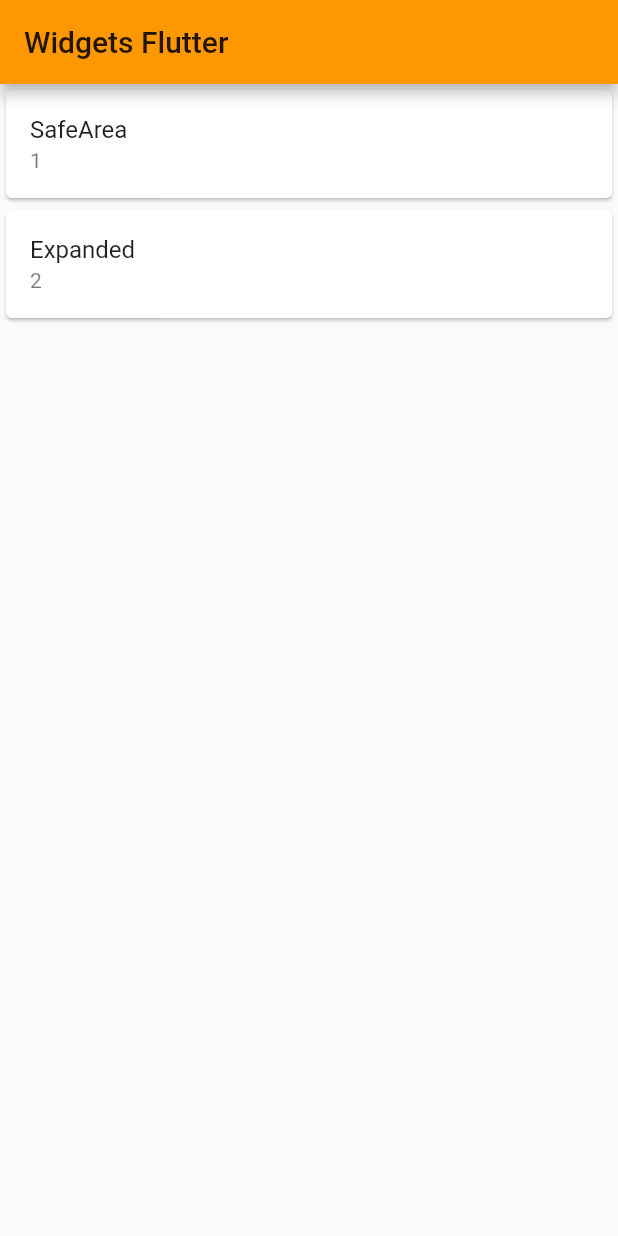
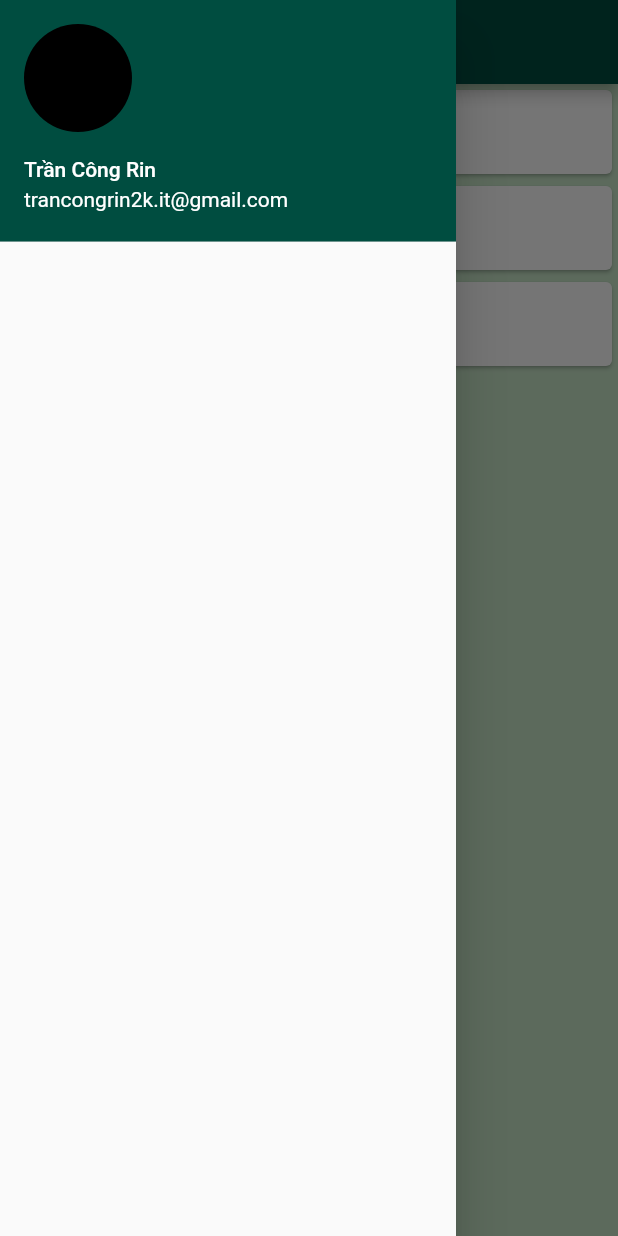
Before and after one commit to tcrin/widgets_flutter_app, a Flutter app: the screen it shows after launch, with the side drawer open (before the commit the screen has no drawer), on a phone screen of 412 x 824 dp. Run offline on Flutter 3.47's test engine with Material 2 defaults, Android fonts, the phone set to English and light mode, and no system bars; missing offline and left inert: dart:html.

Commit message:
Update and add WrapWidget, profile

```diff
--- a/lib/main.dart
+++ b/lib/main.dart
@@ -10,7 +10,7 @@ class MyApp extends StatelessWidget {
   Widget build(BuildContext context) {
     return MaterialApp(
       theme: ThemeData(
-        primarySwatch: Colors.orange,
+        primarySwatch: Colors.teal,
       ),
       home: WidgetListScreen(),
     );
--- a/lib/middle/controller.dart
+++ b/lib/middle/controller.dart
@@ -11,7 +11,11 @@ class Controller extends StatelessWidget {
   Widget build(BuildContext context) {
     return Scaffold(
       appBar: AppBar(
+          backgroundColor: Colors.teal[900],
         title: Text(widgets.name),
+      ),
+      drawer: Drawer(
+        child: widgets.profile,
       ),
       body: Container(
         child: widgets.route,
--- a/lib/model/widgets.dart
+++ b/lib/model/widgets.dart
@@ -1,16 +1,26 @@
-import 'package:flutter/material.dart';
-import 'package:widgets_flutter_app/screens/explaned_widget.dart';
-import 'package:widgets_flutter_app/screens/safearea_widget.dart';
+import 'package:widgets_flutter_app/screens/widgets/explaned_widget.dart';
+import 'package:widgets_flutter_app/screens/profile_screen.dart';
+import 'package:widgets_flutter_app/screens/widgets/safearea_widget.dart';
+import 'package:widgets_flutter_app/screens/widgets/wrap_widget.dart';
 
 class Widgets {
   final String id;
   final String name;
   final dynamic route;
+  final dynamic profile;
 
-  Widgets({required this.id, required this.name, required this.route});
+  Widgets(
+      {required this.id,
+      required this.name,
+      required this.route,
+      required this.profile});
 }
 
 List<Widgets> widgetsList = [
-  Widgets(id: '1', name: 'SafeArea', route: SafeAreaWidget()),
-  Widgets(id: '2', name: 'Expanded', route: ExplanedWidget()),
+  Widgets(
+      id: '1', name: 'SafeArea', route: SafeAreaWidget(), profile: Profile()),
+  Widgets(
+      id: '2', name: 'Expanded', route: ExplanedWidget(), profile: Profile()),
+  Widgets(
+      id: '3', name: 'Wrap', route: WrapWidget(), profile: Profile()),
 ];
--- /dev/null
+++ b/lib/screens/profile_screen.dart
@@ -0,0 +1,24 @@
+import 'dart:html';
+
+import 'package:flutter/cupertino.dart';
+import 'package:flutter/material.dart';
+
+class Profile extends StatelessWidget {
+  const Profile({Key? key}) : super(key: key);
+
+  @override
+  Widget build(BuildContext context) {
+    return ListView(
+      padding: EdgeInsets.zero,
+      children: [
+        UserAccountsDrawerHeader(
+          decoration: BoxDecoration(
+            color: Colors.teal[900],
+          ),
+          currentAccountPicture: CircleAvatar(backgroundColor: Colors.black,),
+            accountName: Text('Trần Công Rin'),
+            accountEmail: Text('trancongrin2k.it@gmail.com')),
+      ],
+    );
+  }
+}
--- a/lib/screens/widget_list_screen.dart
+++ b/lib/screens/widget_list_screen.dart
@@ -1,6 +1,7 @@
 import 'package:flutter/material.dart';
 import 'package:widgets_flutter_app/middle/controller.dart';
 import 'package:widgets_flutter_app/model/widgets.dart';
+import 'package:widgets_flutter_app/screens/profile_screen.dart';
 
 class WidgetListScreen extends StatelessWidget {
   const WidgetListScreen({Key? key}) : super(key: key);
@@ -9,16 +10,24 @@ class WidgetListScreen extends StatelessWidget {
   Widget build(BuildContext context) {
     return Scaffold(
       appBar: AppBar(
+        backgroundColor: Colors.teal[900],
         title: Text('Widgets Flutter'),
       ),
-      body: ListView.builder(
+      drawer: Drawer(
+        child: Profile(),
+      ),
+      body: Container(
+        decoration: BoxDecoration(
+          color: Colors.green[100],
+        ),
+        child: ListView.builder(
           itemCount: widgetsList.length,
           itemBuilder: (context, index) {
             Widgets widgets = widgetsList[index];
-          return Card(
+            return Container(
+              child: Card(
                 child: ListTile(
                   title: Text(widgets.name),
-              subtitle: Text(widgets.id),
                   onTap: () {
                     Navigator.push(context, MaterialPageRoute(
                       builder: (context) {
@@ -27,8 +36,10 @@ class WidgetListScreen extends StatelessWidget {
                     ));
                   },
                 ),
+              ),
             );
           },
+        ),
       ),
     );
   }
```
Also changed, not shown: lib/screens/explaned_widget.dart (deleted, +0 -20 lines), lib/screens/safearea_widget.dart (deleted, +0 -10 lines), lib/screens/widgets/explaned_widget.dart (added, +54 -0 lines), lib/screens/widgets/safearea_widget.dart (added, +18 -0 lines), lib/screens/widgets/wrap_widget.dart (added, +19 -0 lines). Lines whose indentation alone changed are shown as unchanged.
